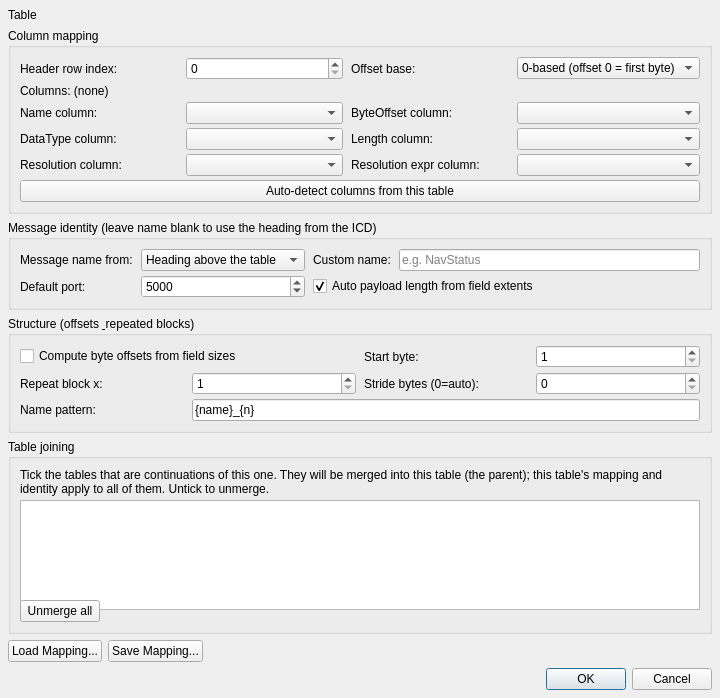
Old version of the form forms/IcdTableSettingsDialog.ui in the repository rohityaduvxnshi/pcapfile.
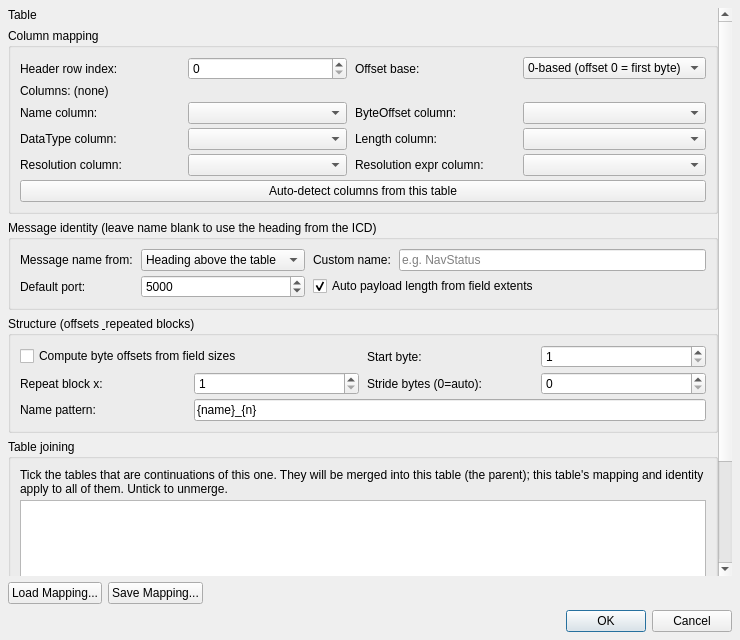
New version of the form.

Commit message: ICD dialogs: fit 1920x1080 + cap oversized message boxes

Patch:
```diff
--- a/forms/IcdTableSettingsDialog.ui
+++ b/forms/IcdTableSettingsDialog.ui
@@ -2,15 +2,27 @@
 <ui version="4.0">
  <class>IcdTableSettingsDialog</class>
  <widget class="QDialog" name="IcdTableSettingsDialog">
-  <property name="geometry"><rect><x>0</x><y>0</y><width>720</width><height>680</height></rect></property>
+  <property name="geometry"><rect><x>0</x><y>0</y><width>740</width><height>640</height></rect></property>
+  <property name="maximumSize"><size><width>16777215</width><height>1000</height></size></property>
   <property name="windowTitle"><string>Table Settings</string></property>
-  <layout class="QVBoxLayout" name="rootLayout" stretch="0,0,0,0,1,0,0">
+  <layout class="QVBoxLayout" name="rootLayout" stretch="1,0,0">
    <property name="spacing"><number>6</number></property>
    <property name="leftMargin"><number>8</number></property>
    <property name="topMargin"><number>8</number></property>
    <property name="rightMargin"><number>8</number></property>
    <property name="bottomMargin"><number>8</number></property>
    <item>
+    <widget class="QScrollArea" name="scrollArea">
+     <property name="widgetResizable"><bool>true</bool></property>
+     <property name="frameShape"><enum>QFrame::NoFrame</enum></property>
+     <widget class="QWidget" name="scrollAreaWidgetContents">
+      <layout class="QVBoxLayout" name="contentLayout">
+       <property name="spacing"><number>6</number></property>
+       <property name="leftMargin"><number>0</number></property>
+       <property name="topMargin"><number>0</number></property>
+       <property name="rightMargin"><number>0</number></property>
+       <property name="bottomMargin"><number>0</number></property>
+       <item>
     <widget class="QLabel" name="lblTableTitle">
      <property name="text"><string>Table</string></property>
      <property name="wordWrap"><bool>true</bool></property>
@@ -90,7 +102,8 @@
       </item>
       <item>
        <widget class="QListWidget" name="lstJoin">
-        <property name="minimumSize"><size><width>0</width><height>110</height></size></property>
+            <property name="minimumSize"><size><width>0</width><height>90</height></size></property>
+            <property name="maximumSize"><size><width>16777215</width><height>160</height></size></property>
        </widget>
       </item>
       <item>
@@ -100,6 +113,13 @@
        </layout>
       </item>
      </layout>
+        </widget>
+       </item>
+       <item>
+        <spacer name="contentSpacer"><property name="orientation"><enum>Qt::Vertical</enum></property><property name="sizeHint" stdset="0"><size><width>20</width><height>8</height></size></property></spacer>
+       </item>
+      </layout>
+     </widget>
     </widget>
    </item>
    <item>
```
Lines whose indentation alone changed are shown as unchanged. The commit also changes 3 other files.
